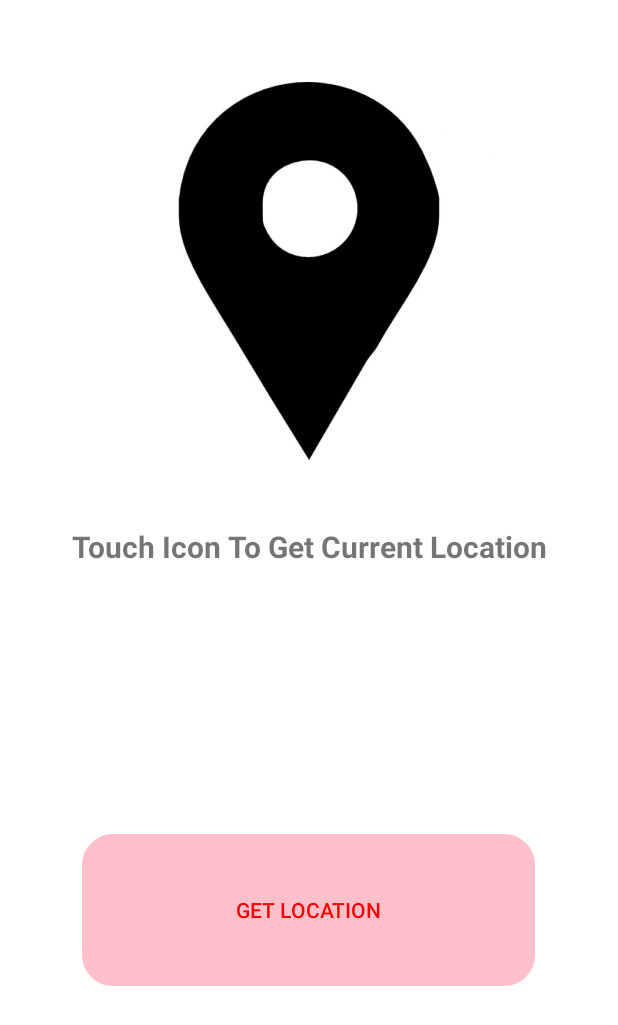
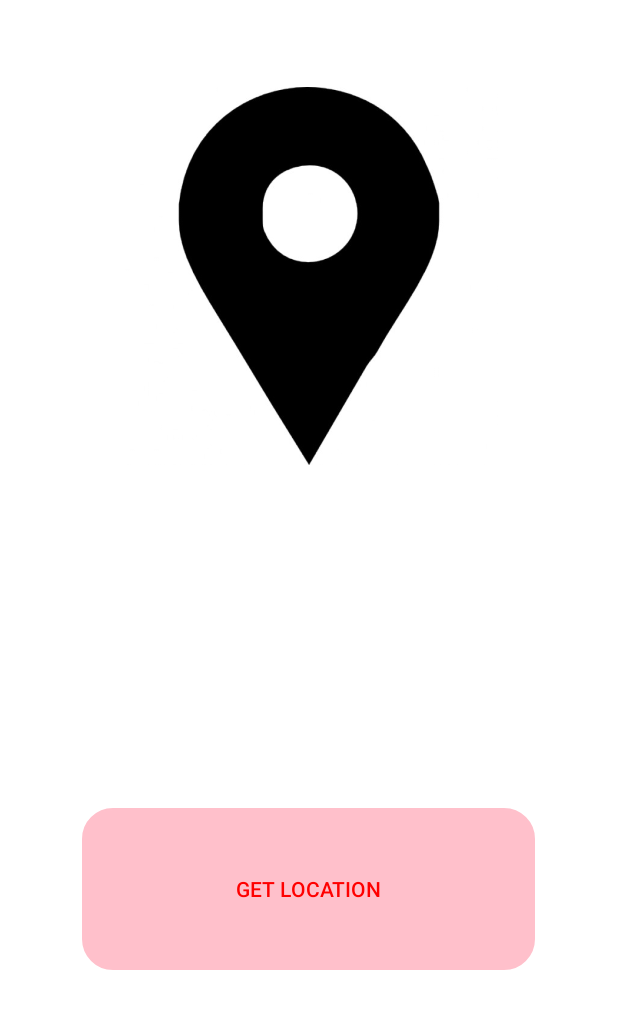
Before and after one commit to Sohilupadhyay044/OpenApp, an Android app: the GpsActivity screen opened directly, with no data from a screen before it, on a phone screen of 412 x 824 dp. Shown: the top 1025 px of the screen. Run offline under Robolectric (Android 15) with nearby library versions, the light colour scheme and no system bars; our stand-ins replace Firebase (no records; nobody signed in at launch, a user with empty details on screens opened directly).

Commit message:
Map done

```diff
--- a/app/src/main/java/com/example/openapp/GpsActivity.java
+++ b/app/src/main/java/com/example/openapp/GpsActivity.java
@@ -31,6 +31,8 @@ public class GpsActivity extends AppCompatActivity implements View.OnClickListen
     ImageView imageView3;
     LocationManager locationManager;
     String lattitude,longitude;
+
+
 
     private DatabaseReference reference;
     private FirebaseDatabase firebaseDatabase;
--- /dev/null
+++ b/app/src/main/res/drawable/ic_baseline_flag_24.xml
@@ -0,0 +1,5 @@
+<vector android:height="24dp" android:tint="#F9190D"
+    android:viewportHeight="24" android:viewportWidth="24"
+    android:width="24dp" xmlns:android="http://schemas.android.com/apk/res/android">
+    <path android:fillColor="@android:color/white" android:pathData="M14.4,6L14,4H5v17h2v-7h5.6l0.4,2h7V6z"/>
+</vector>
--- a/app/src/main/res/layout/activity_gps.xml
+++ b/app/src/main/res/layout/activity_gps.xml
@@ -29,16 +29,6 @@
         app:layout_constraintTop_toTopOf="parent"
         app:srcCompat="@drawable/location"
         tools:ignore="VectorDrawableCompat" />
-
-
-    <TextView
-        android:layout_width="match_parent"
-        android:layout_height="wrap_content"
-        android:textStyle="bold"
-        android:textSize="20dp"
-        android:text="Touch Icon To Get Current Location"
-        android:layout_gravity="center"
-        android:gravity="center"/>
 
 
     <TextView
--- a/app/src/main/res/values/strings.xml
+++ b/app/src/main/res/values/strings.xml
@@ -1,4 +1,5 @@
 <resources>
     <string name="app_name">Potspot Application</string>
     <string name="title_activity_maps">Map</string>
+    <string name="title_activity_retrive_map">Map</string>
 </resources>
```
Also changed, not shown: app/src/debug/res/values/google_maps_api.xml (added, +24 -0 lines), app/src/main/AndroidManifest.xml (+7 -5 lines), app/src/main/java/com/example/openapp/MapsActivity.java (+53 -4 lines), 1 other file.
